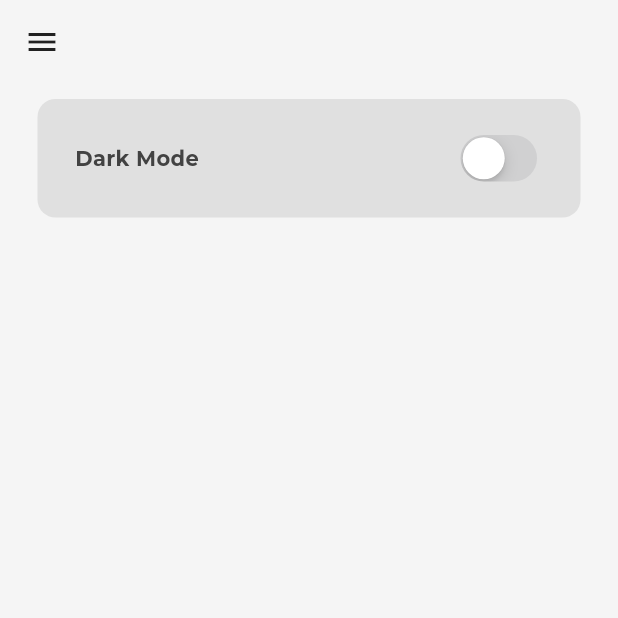
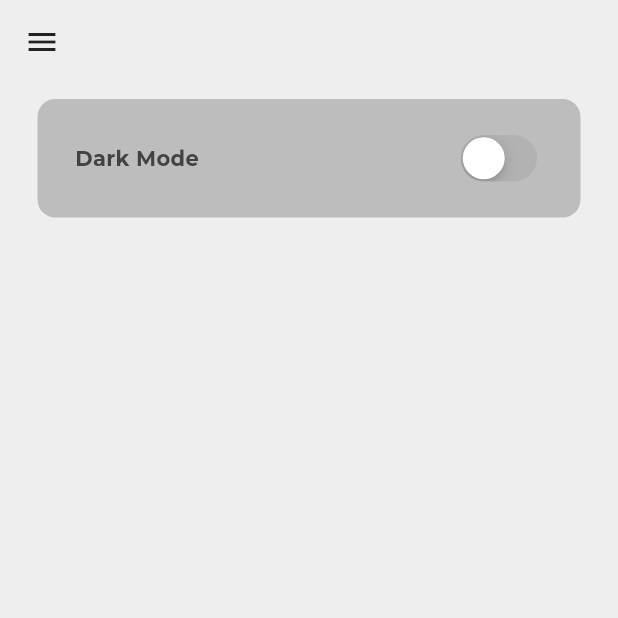
Before and after one commit to EinEinfach/CaSSAndRA_native, a Flutter app: the SettingsPage screen opened by its route, on a phone screen of 412 x 824 dp, the top half of it. Run offline on Flutter 3.47's test engine with Material 3 defaults, Android fonts, the phone set to English and light mode, and no system bars; our stand-ins replace bootstrap_icons, google_fonts, google_nav_bar; missing offline and left inert: polygon.

```diff
--- a/cassandra_native/lib/components/joystick_drawer.dart
+++ b/cassandra_native/lib/components/joystick_drawer.dart
@@ -10,7 +10,7 @@ class JoystickDrawer extends StatelessWidget {
         onHorizontalDragEnd: (v) {},
         child: Drawer(
           backgroundColor:
-              Theme.of(context).colorScheme.surface.withOpacity(0.5),
+              Theme.of(context).colorScheme.surface,
           child: Column(
             children: [
               Align(
--- a/cassandra_native/lib/pages/home_page.dart
+++ b/cassandra_native/lib/pages/home_page.dart
@@ -92,7 +92,7 @@ class _HomePageState extends State<HomePage> {
           appBar: AppBar(
             backgroundColor: Colors.transparent,
             elevation: 0,
-            leading: null,
+            automaticallyImplyLeading: false,
             actions: [
               Builder(
                 builder: (context) {
--- a/cassandra_native/lib/pages/settings_page.dart
+++ b/cassandra_native/lib/pages/settings_page.dart
@@ -105,7 +105,7 @@ class SettingsPage extends StatelessWidget {
           appBar: AppBar(
             backgroundColor: Colors.transparent,
             elevation: 0,
-            leading: null,
+            automaticallyImplyLeading: false,
           ),
           body: Row(
             children: [
--- a/cassandra_native/lib/theme/theme.dart
+++ b/cassandra_native/lib/theme/theme.dart
@@ -4,9 +4,9 @@ import 'package:google_fonts/google_fonts.dart';
 ThemeData lightMode = ThemeData(
   brightness: Brightness.light,
   colorScheme: ColorScheme.light(
-    surface: Colors.grey.shade100,
-    primary: Colors.grey.shade300,
-    secondary: Colors.grey.shade200,
+    surface: Colors.grey.shade200,
+    primary: Colors.grey.shade400,
+    secondary: Colors.grey.shade300,
     onSurface: Colors.grey.shade900,
     inversePrimary: Colors.grey.shade800,
 
--- a/cassandra_native/pubspec.yaml
+++ b/cassandra_native/pubspec.yaml
@@ -39,6 +39,7 @@ dependencies:
   provider: ^6.1.2
   google_fonts: ^6.2.1
   bootstrap_icons: ^1.11.3
+  polygon: ^0.1.0
 
 dev_dependencies:
   flutter_test:
```
Also changed, not shown: cassandra_native/lib/models/map.dart (added, +15 -0 lines), cassandra_native/lib/widgets/map/state_map.dart (+30 -1 lines), cassandra_native/pubspec.lock.
